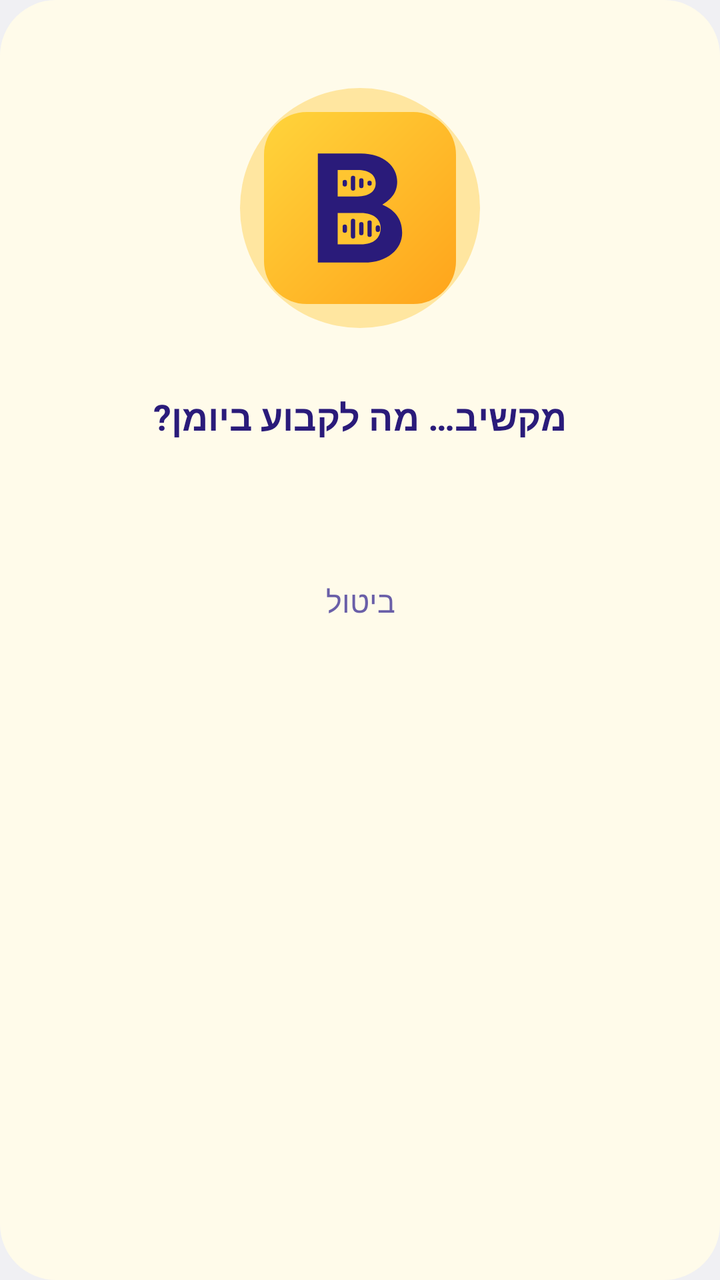
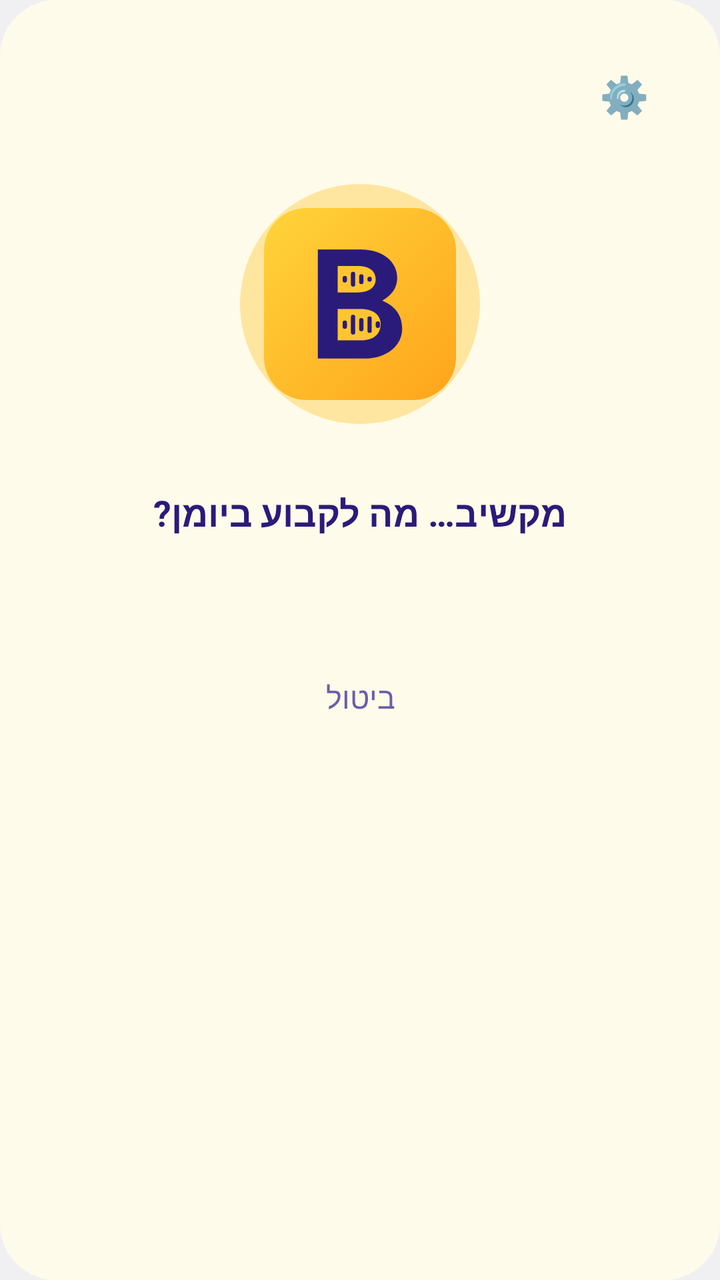

Two renders of the same Android screen: before a commit and after it. Below are the layout's source before the change and the commit's diff.
<!-- AndroidManifest.xml: application theme android:Theme.DeviceDefault.Light.DarkActionBar -->
<!-- res/layout/activity_listen.xml -->
<LinearLayout xmlns:android="http://schemas.android.com/apk/res/android"
    android:layout_width="300dp" android:layout_height="wrap_content" android:orientation="vertical"
    android:gravity="center_horizontal" android:padding="24dp" android:background="@drawable/listen_bg"
    android:layoutDirection="rtl">
    <FrameLayout android:layout_width="160dp" android:layout_height="160dp">
        <View android:id="@+id/halo" android:layout_width="120dp" android:layout_height="120dp"
            android:layout_gravity="center" android:background="@drawable/listen_halo" />
        <ImageView android:id="@+id/logo" android:layout_width="96dp" android:layout_height="96dp"
            android:layout_gravity="center" android:src="@drawable/widget_logo"
            android:contentDescription="@string/app_name" />
    </FrameLayout>
    <TextView android:id="@+id/status" android:layout_width="wrap_content" android:layout_height="wrap_content"
        android:layout_marginTop="12dp" android:text="מקשיב… מה לקבוע ביומן?" android:textColor="#2A1B7A"
        android:textSize="18sp" android:textStyle="bold" />
    <TextView android:id="@+id/partial" android:layout_width="match_parent" android:layout_height="wrap_content"
        android:layout_marginTop="8dp" android:gravity="center" android:minHeight="40dp" android:textColor="#7A5A10"
        android:textSize="15sp" />
    <TextView android:id="@+id/cancel" android:minHeight="48dp" android:minWidth="48dp" android:gravity="center" android:layout_width="wrap_content" android:layout_height="wrap_content"
        android:layout_marginTop="8dp" android:padding="8dp" android:text="ביטול" android:textColor="#6A5FA8"
        android:textSize="15sp" />
</LinearLayout>
<!-- resources referenced by this layout -->
<resources>
  <!-- drawable listen_bg (drawable) -->
  <shape xmlns:android="http://schemas.android.com/apk/res/android"><solid android:color="#FFFFFBEA" /><corners android:radius="28dp" /></shape>
  <!-- drawable listen_halo (drawable) -->
  <shape xmlns:android="http://schemas.android.com/apk/res/android" android:shape="oval"><solid android:color="#66FFC531" /></shape>
  <!-- drawable widget_logo: vector/xml drawable (drawable, 2600 chars, omitted) -->
  <string name="app_name">BabiSnap</string>
</resources>

<!-- the commit's change to res/layout/activity_listen.xml (unified diff, before → after) -->
@@ -2,6 +2,9 @@
     android:layout_width="300dp" android:layout_height="wrap_content" android:orientation="vertical"
     android:gravity="center_horizontal" android:padding="24dp" android:background="@drawable/listen_bg"
     android:layoutDirection="rtl">
+    <TextView android:id="@+id/settings" android:layout_width="wrap_content" android:layout_height="wrap_content"
+        android:layout_gravity="start" android:minWidth="48dp" android:minHeight="48dp" android:gravity="center"
+        android:text="⚙️" android:textSize="20sp" android:contentDescription="הגדרות" />
     <FrameLayout android:layout_width="160dp" android:layout_height="160dp">
         <View android:id="@+id/halo" android:layout_width="120dp" android:layout_height="120dp"
             android:layout_gravity="center" android:background="@drawable/listen_halo" />
